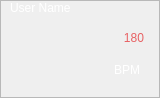
Before: the Qt Designer form hfIIMS/src/hfHeartRate.ui in lijingping/hfIIMS, drawn with Qt 5.
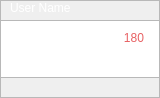
After: the same form once the commit is applied. Icons and pictures are not drawn. Custom widgets are drawn as their Qt base class.

Commit message: add heart rate chart ui

The edit to the form file:
```diff
--- a/hfIIMS/src/hfHeartRate.ui
+++ b/hfIIMS/src/hfHeartRate.ui
@@ -13,6 +13,9 @@
   <property name="windowTitle">
    <string>Frame</string>
   </property>
+  <property name="styleSheet">
+   <string notr="true"/>
+  </property>
   <property name="frameShape">
    <enum>QFrame::StyledPanel</enum>
   </property>
@@ -101,6 +104,9 @@
      <height>98</height>
     </rect>
    </property>
+   <property name="styleSheet">
+    <string notr="true">border-image: url(:/img/heart_rate_mask.png);</string>
+   </property>
    <property name="frameShape">
     <enum>QFrame::StyledPanel</enum>
    </property>
@@ -108,7 +114,50 @@
     <enum>QFrame::Raised</enum>
    </property>
   </widget>
+  <widget class="QFrame" name="heart_rate_frame">
+   <property name="geometry">
+    <rect>
+     <x>0</x>
+     <y>0</y>
+     <width>160</width>
+     <height>98</height>
+    </rect>
+   </property>
+   <property name="styleSheet">
+    <string notr="true">border-image: url(:/img/heart_rate_frame.png);</string>
+   </property>
+   <property name="frameShape">
+    <enum>QFrame::StyledPanel</enum>
+   </property>
+   <property name="frameShadow">
+    <enum>QFrame::Raised</enum>
+   </property>
+  </widget>
+  <widget class="QtCharts::QChartView" name="heart_rate_chartView">
+   <property name="geometry">
+    <rect>
+     <x>0</x>
+     <y>20</y>
+     <width>160</width>
+     <height>58</height>
+    </rect>
+   </property>
+  </widget>
+  <zorder>heart_rate_frame</zorder>
+  <zorder>user_name</zorder>
+  <zorder>heart_rate_chartView</zorder>
+  <zorder>heart_rate_bpm</zorder>
+  <zorder>rate_value</zorder>
+  <zorder>heart_rate_alert</zorder>
+  <zorder>heart_rate_mask</zorder>
  </widget>
+ <customwidgets>
+  <customwidget>
+   <class>QtCharts::QChartView</class>
+   <extends>QGraphicsView</extends>
+   <header>qchartview.h</header>
+  </customwidget>
+ </customwidgets>
  <resources/>
  <connections/>
 </ui>
```
Left out of the diff: 3 changed lines with no effect on the pictures. The commit also changes 15 other files.
